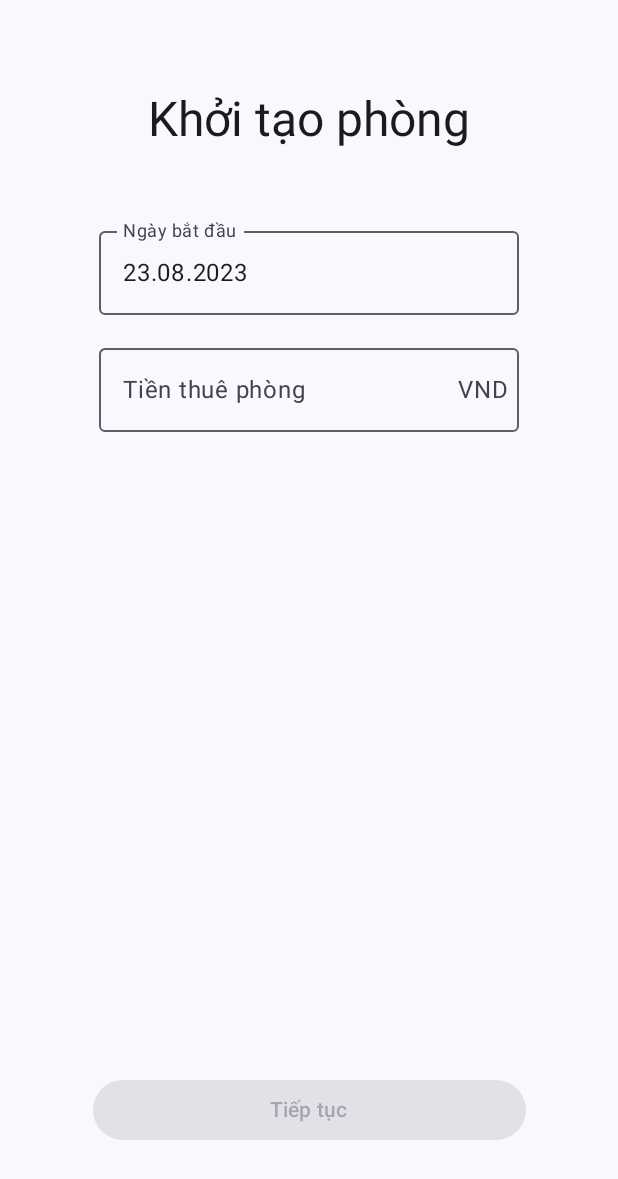
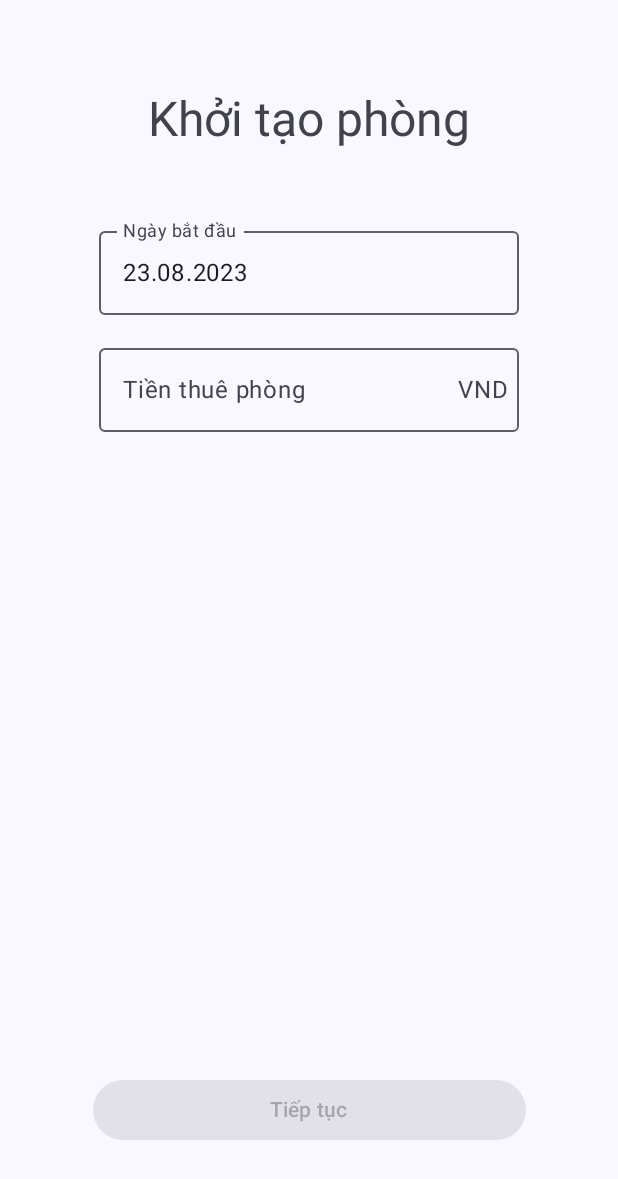
Before and after one commit to Katz-Team/CalRent, an Android app built with Jetpack Compose: the screen it shows after launch (MainActivity), on a phone screen of 412 x 824 dp. Shown: the top 1179 px of the screen. Run offline under Robolectric (Android 15) with nearby library versions, the light colour scheme and no system bars; our stand-ins replace Room's generated code.

Commit message:
update UI

```diff
--- a/calculateRent/app/src/main/java/vn/com/gatrong/calculaterent/view/feedScreen/FeedScreen.kt
+++ b/calculateRent/app/src/main/java/vn/com/gatrong/calculaterent/view/feedScreen/FeedScreen.kt
@@ -58,7 +58,13 @@ fun FeedScreen() {
     Scaffold(modifier = Modifier.fillMaxSize(),
         topBar = {
             TopAppBar(
-                title = { Text(text = "Tiền trọ", color = MaterialTheme.colorScheme.onSurfaceVariant) },
+                title = {
+                    Text(
+                        text = "Tiền trọ",
+                        color = MaterialTheme.colorScheme.onSurface,
+                        style = MaterialTheme.typography.titleLarge
+                    )
+                },
                 actions = {
                     IconButton(
                         onClick = {
@@ -107,12 +113,26 @@ fun FeedScreen() {
             LazyColumn(Modifier.padding(vertical = paddingValues.calculateTopPadding())) {
                 items(bills.value.bills.size) { index ->
                     ListItem(
-                        overlineText = { Text(text = "${bills.value.bills.get(index).timeFrom.toDateString()} - ${bills.value.bills.get(index).timeTo.toDateString()}") },
-                        headlineText = { Text(text = bills.value.bills.get(index).getTotalMoney().formatToMoney()) },
-                        supportingText = { Text(text = """
-                            Điện: ${bills.value.bills.get(index).electricityBill.getMoney().formatToMoney()}
-                            Nước: ${bills.value.bills.get(index).waterBill.getMoney().formatToMoney()}
-                                                    """.trimIndent()) },
+                        overlineText = {
+                            Text(
+                                text = "${bills.value.bills.get(index).timeFrom.toDateString()} - ${bills.value.bills.get(index).timeTo.toDateString()}",
+                            )
+                       },
+                        headlineText = {
+                            Text(
+                                text = bills.value.bills.get(index).getTotalMoney().formatToMoney(),
+                                style = MaterialTheme.typography.bodyLarge
+                            )
+                       },
+                        supportingText = {
+                            Text(
+                                text = """
+                                Điện: ${bills.value.bills.get(index).electricityBill.getMoney().formatToMoney()}
+                                Nước: ${bills.value.bills.get(index).waterBill.getMoney().formatToMoney()}
+                                """.trimIndent(),
+                                style = MaterialTheme.typography.bodyMedium
+                                )
+                         },
                         leadingContent = {
                              if (editMode) {
                                  Checkbox(
--- a/calculateRent/app/src/main/java/vn/com/gatrong/calculaterent/view/innitRoomScreen/InnitRoomScreen.kt
+++ b/calculateRent/app/src/main/java/vn/com/gatrong/calculaterent/view/innitRoomScreen/InnitRoomScreen.kt
@@ -56,7 +56,11 @@ fun InnitScreen() {
             verticalArrangement = Arrangement.spacedBy(14.dp) ,
             horizontalAlignment = Alignment.CenterHorizontally) {
 
-            Text(stringResource(id = R.string.initRoom), style = MaterialTheme.typography.headlineLarge)
+            Text(
+                stringResource(id = R.string.initRoom),
+                style = MaterialTheme.typography.headlineLarge,
+                color = MaterialTheme.colorScheme.onSurfaceVariant
+            )
 
 
             Spacer(modifier = Modifier
```
Also changed, not shown: calculateRent/app/src/main/java/vn/com/gatrong/calculaterent/view/billScreen/BillScreen.kt (+64 -22 lines).
